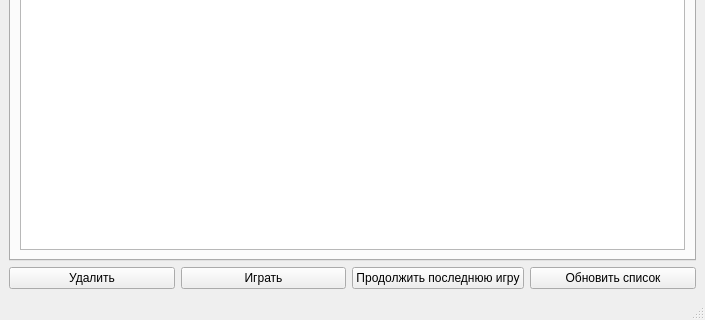
This is managerwindow.ui in mee1b/AGL-Player as Qt 5 draws it before an edit; both pictures show x 0 to 705 and y 164 to 484 of the 705 by 484 pixel window. The edited form follows.
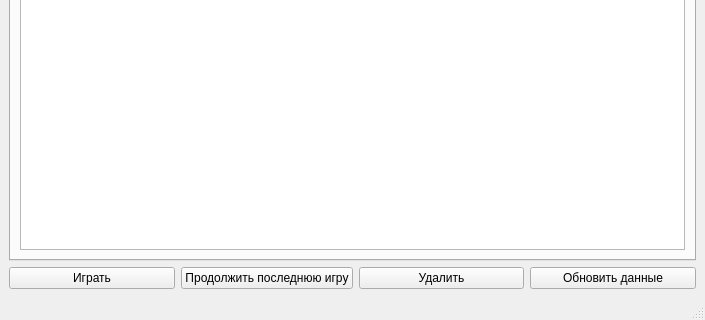
This is the edited form.

Commit message: NoEditTrigger Table

Patch:
```diff
--- a/managerwindow.ui
+++ b/managerwindow.ui
@@ -15,43 +15,13 @@
   </property>
   <widget class="QWidget" name="centralwidget">
    <layout class="QGridLayout" name="gridLayout">
-    <item row="3" column="3">
-     <widget class="QPushButton" name="pushButton">
-      <property name="enabled">
-       <bool>true</bool>
-      </property>
-      <property name="text">
-       <string>Обновить список</string>
-      </property>
-     </widget>
-    </item>
-    <item row="3" column="0">
-     <widget class="QPushButton" name="pushButton_3">
-      <property name="enabled">
-       <bool>true</bool>
-      </property>
-      <property name="text">
-       <string>Удалить</string>
-      </property>
-     </widget>
-    </item>
-    <item row="3" column="2">
-     <widget class="QPushButton" name="pushButton_4">
-      <property name="enabled">
-       <bool>true</bool>
-      </property>
-      <property name="text">
-       <string>Продолжить последнюю игру</string>
-      </property>
-     </widget>
-    </item>
     <item row="3" column="1">
      <widget class="QPushButton" name="pushButton_2">
       <property name="enabled">
        <bool>true</bool>
       </property>
       <property name="text">
-       <string>Играть</string>
+       <string>Продолжить последнюю игру</string>
       </property>
      </widget>
     </item>
@@ -130,6 +100,36 @@
       </widget>
      </widget>
     </item>
+    <item row="3" column="0">
+     <widget class="QPushButton" name="pushButton">
+      <property name="enabled">
+       <bool>true</bool>
+      </property>
+      <property name="text">
+       <string>Играть</string>
+      </property>
+     </widget>
+    </item>
+    <item row="3" column="3">
+     <widget class="QPushButton" name="pushButton_4">
+      <property name="enabled">
+       <bool>true</bool>
+      </property>
+      <property name="text">
+       <string>Обновить данные</string>
+      </property>
+     </widget>
+    </item>
+    <item row="3" column="2">
+     <widget class="QPushButton" name="pushButton_3">
+      <property name="enabled">
+       <bool>true</bool>
+      </property>
+      <property name="text">
+       <string>Удалить</string>
+      </property>
+     </widget>
+    </item>
    </layout>
   </widget>
   <widget class="QMenuBar" name="menubar">
```
The commit also changes 1 other file.
